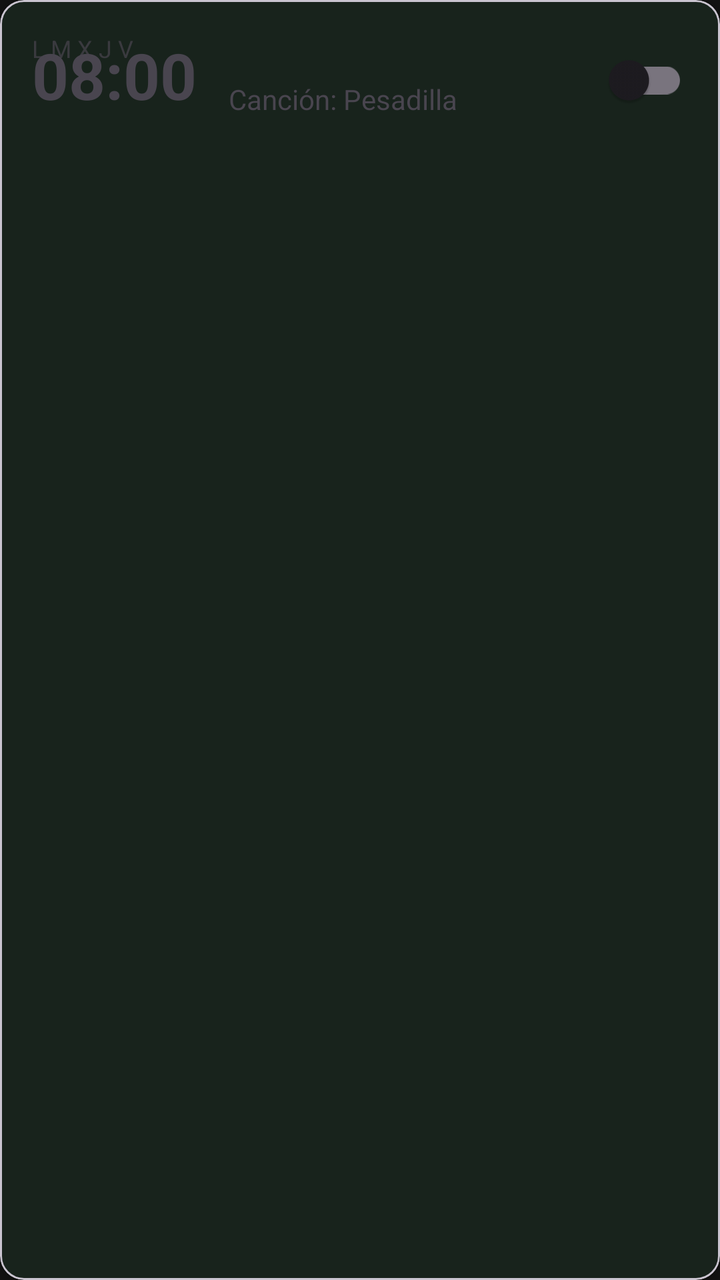
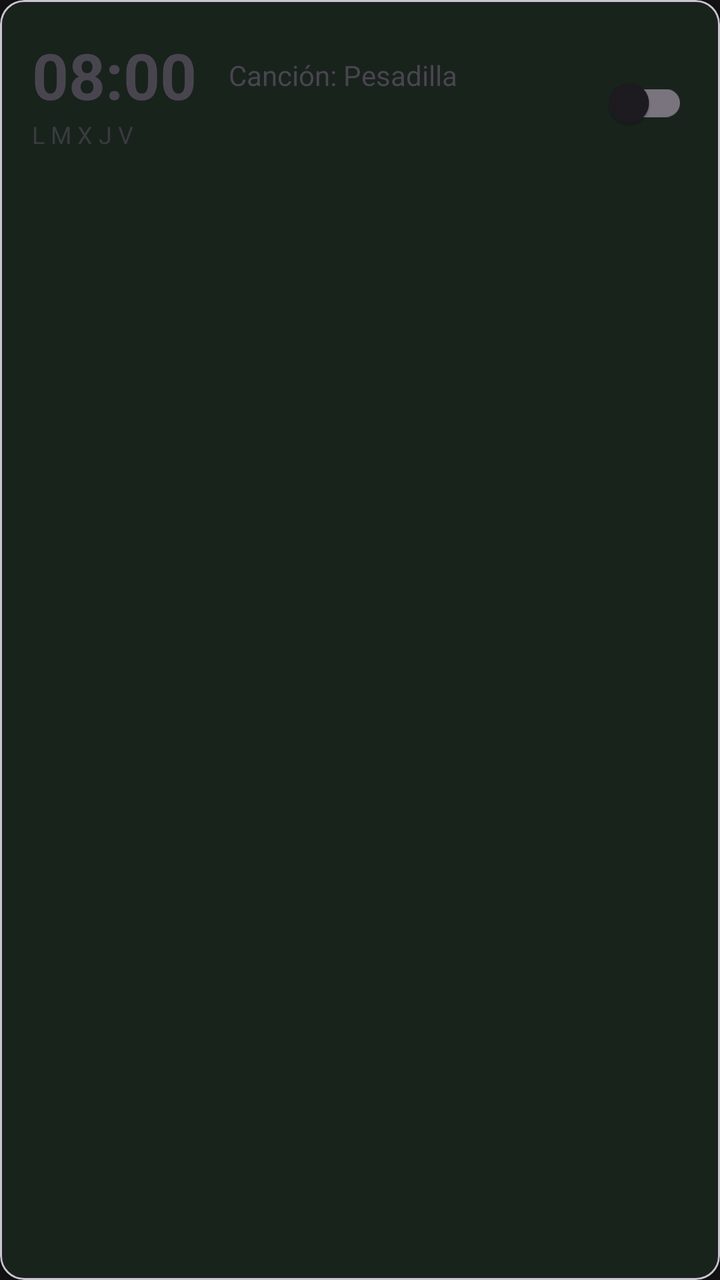

Compare the two renders of this Android layout. The source of the first and the diff that turns it into the second are given below.
<!-- AndroidManifest.xml: application theme Theme.AppMusica -->
<!-- res/layout/item_alarm.xml -->
<?xml version="1.0" encoding="utf-8"?>
<com.google.android.material.card.MaterialCardView xmlns:android="http://schemas.android.com/apk/res/android"
    xmlns:app="http://schemas.android.com/apk/res-auto"
    android:layout_width="match_parent"
    android:layout_height="wrap_content"
    android:layout_marginVertical="8dp"
    app:cardCornerRadius="12dp"
    app:cardElevation="2dp">

    <androidx.constraintlayout.widget.ConstraintLayout
        android:layout_width="match_parent"
        android:layout_height="wrap_content"
        android:padding="16dp">

        <TextView
            android:id="@+id/txtTime"
            android:layout_width="wrap_content"
            android:layout_height="wrap_content"
            android:text="08:00"
            android:textSize="32sp"
            android:textStyle="bold"
            app:layout_constraintStart_toStartOf="parent"
            app:layout_top_toTopOf="parent" />

        <TextView
            android:id="@+id/txtSongName"
            android:layout_width="0dp"
            android:layout_height="wrap_content"
            android:layout_marginStart="16dp"
            android:text="Canción: Pesadilla"
            android:textSize="14sp"
            app:layout_constraintBottom_toBottomOf="@id/txtTime"
            app:layout_constraintEnd_toStartOf="@id/switchActive"
            app:layout_constraintStart_toEndOf="@id/txtTime"
            app:layout_top_toTopOf="@id/txtTime" />

        <com.google.android.material.switchmaterial.SwitchMaterial
            android:id="@+id/switchActive"
            android:layout_width="wrap_content"
            android:layout_height="wrap_content"
            app:layout_constraintBottom_toBottomOf="parent"
            app:layout_constraintEnd_toEndOf="parent"
            app:layout_top_toTopOf="parent" />

        <TextView
            android:id="@+id/txtDays"
            android:layout_width="wrap_content"
            android:layout_height="wrap_content"
            android:text="L M X J V"
            android:textSize="12sp"
            android:alpha="0.7"
            app:layout_constraintStart_toStartOf="parent"
            app:layout_top_toBottomOf="@id/txtTime" />

    </androidx.constraintlayout.widget.ConstraintLayout>
</com.google.android.material.card.MaterialCardView>
<!-- resources referenced by this layout -->
<resources>
  <style name="Theme.AppMusica" parent="Base.Theme.AppMusica">
          <item name="android:statusBarColor">@color/spotify_black</item>
          <item name="android:navigationBarColor">@color/spotify_black</item>
          <item name="android:windowLightStatusBar">false</item>
      </style>
  <style name="Base.Theme.AppMusica" parent="Theme.Material3.DayNight.NoActionBar">
          
          <item name="colorPrimary">@color/spotify_green</item>
          <item name="colorSurface">@color/spotify_dark_grey</item>
          <item name="android:windowBackground">@color/spotify_black</item>
          <item name="android:textColorPrimary">@color/white</item>
          <item name="android:textColorSecondary">@color/spotify_light_grey</item>
      </style>
  <color name="spotify_black">#121212</color>
  <color name="spotify_green">#1DB954</color>
  <color name="spotify_dark_grey">#181818</color>
  <color name="white">#FFFFFFFF</color>
  <color name="spotify_light_grey">#B3B3B3</color>
</resources>

<!-- the commit's change to res/layout/item_alarm.xml (unified diff, before → after) -->
@@ -20,7 +20,7 @@
             android:textSize="32sp"
             android:textStyle="bold"
             app:layout_constraintStart_toStartOf="parent"
-            app:layout_top_toTopOf="parent" />
+            app:layout_constraintTop_toTopOf="parent" />
 
         <TextView
             android:id="@+id/txtSongName"
@@ -32,7 +32,7 @@
             app:layout_constraintBottom_toBottomOf="@id/txtTime"
             app:layout_constraintEnd_toStartOf="@id/switchActive"
             app:layout_constraintStart_toEndOf="@id/txtTime"
-            app:layout_top_toTopOf="@id/txtTime" />
+            app:layout_constraintTop_toTopOf="@id/txtTime" />
 
         <com.google.android.material.switchmaterial.SwitchMaterial
             android:id="@+id/switchActive"
@@ -50,7 +50,7 @@
             android:textSize="12sp"
             android:alpha="0.7"
             app:layout_constraintStart_toStartOf="parent"
-            app:layout_top_toBottomOf="@id/txtTime" />
+            app:layout_constraintTop_toBottomOf="@id/txtTime" />
 
     </androidx.constraintlayout.widget.ConstraintLayout>
 </com.google.android.material.card.MaterialCardView>
